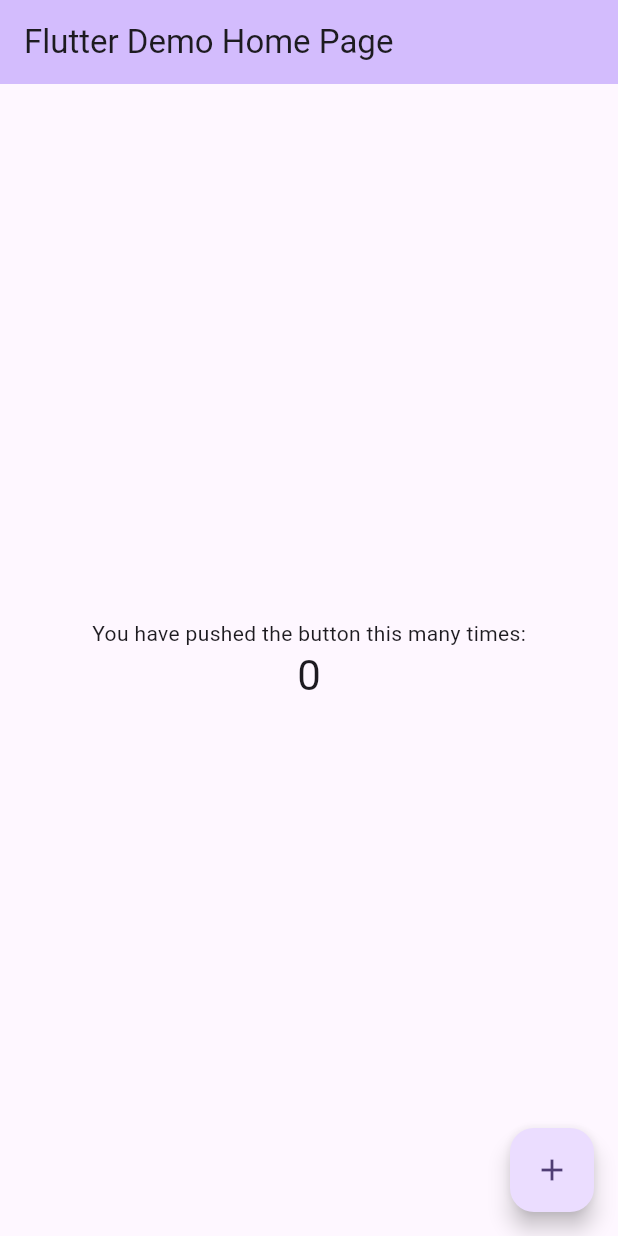
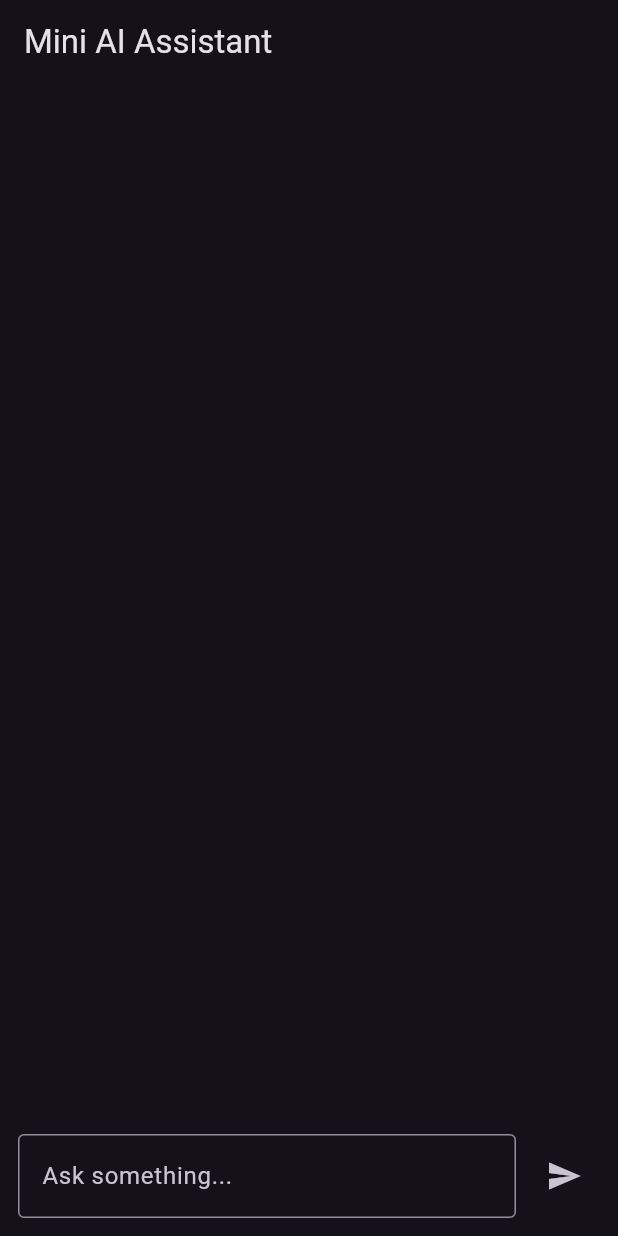
Before and after one commit to delstrinrebello/mini_ai_assistant, a Flutter app: the screen it shows after launch, on a phone screen of 412 x 824 dp. Run offline on Flutter 3.47's test engine with Material 3 defaults, Android fonts, the light colour scheme and no system bars; our stand-ins replace flutter_riverpod.

Commit message:
Initial version without LLM

```diff
--- /dev/null
+++ b/lib/app.dart
@@ -0,0 +1,20 @@
+import 'package:flutter/material.dart';
+
+import 'screens/splash_screen.dart';
+
+class MiniAiAssistantApp extends StatelessWidget {
+  const MiniAiAssistantApp({super.key});
+
+  @override
+  Widget build(BuildContext context) {
+    return MaterialApp(
+      debugShowCheckedModeBanner: false,
+      title: 'Mini AI Assistant',
+      theme: ThemeData(
+        brightness: Brightness.dark,
+        useMaterial3: true,
+      ),
+      home: const SplashScreen(),
+    );
+  }
+}
--- a/lib/main.dart
+++ b/lib/main.dart
@@ -1,122 +1,12 @@
 import 'package:flutter/material.dart';
+import 'package:flutter_riverpod/flutter_riverpod.dart';
+
+import 'app.dart';
 
 void main() {
-  runApp(const MyApp());
+  runApp(
+    const ProviderScope(
+      child: MiniAiAssistantApp(),
+    ),
+  );
 }
-
-class MyApp extends StatelessWidget {
-  const MyApp({super.key});
-
-  // This widget is the root of your application.
-  @override
-  Widget build(BuildContext context) {
-    return MaterialApp(
-      title: 'Flutter Demo',
-      theme: ThemeData(
-        // This is the theme of your application.
-        //
-        // TRY THIS: Try running your application with "flutter run". You'll see
-        // the application has a purple toolbar. Then, without quitting the app,
-        // try changing the seedColor in the colorScheme below to Colors.green
-        // and then invoke "hot reload" (save your changes or press the "hot
-        // reload" button in a Flutter-supported IDE, or press "r" if you used
-        // the command line to start the app).
-        //
-        // Notice that the counter didn't reset back to zero; the application
-        // state is not lost during the reload. To reset the state, use hot
-        // restart instead.
-        //
-        // This works for code too, not just values: Most code changes can be
-        // tested with just a hot reload.
-        colorScheme: .fromSeed(seedColor: Colors.deepPurple),
-      ),
-      home: const MyHomePage(title: 'Flutter Demo Home Page'),
-    );
-  }
-}
-
-class MyHomePage extends StatefulWidget {
-  const MyHomePage({super.key, required this.title});
-
-  // This widget is the home page of your application. It is stateful, meaning
-  // that it has a State object (defined below) that contains fields that affect
-  // how it looks.
-
-  // This class is the configuration for the state. It holds the values (in this
-  // case the title) provided by the parent (in this case the App widget) and
-  // used by the build method of the State. Fields in a Widget subclass are
-  // always marked "final".
-
-  final String title;
-
-  @override
-  State<MyHomePage> createState() => _MyHomePageState();
-}
-
-class _MyHomePageState extends State<MyHomePage> {
-  int _counter = 0;
-
-  void _incrementCounter() {
-    setState(() {
-      // This call to setState tells the Flutter framework that something has
-      // changed in this State, which causes it to rerun the build method below
-      // so that the display can reflect the updated values. If we changed
-      // _counter without calling setState(), then the build method would not be
-      // called again, and so nothing would appear to happen.
-      _counter++;
-    });
-  }
-
-  @override
-  Widget build(BuildContext context) {
-    // This method is rerun every time setState is called, for instance as done
-    // by the _incrementCounter method above.
-    //
-    // The Flutter framework has been optimized to make rerunning build methods
-    // fast, so that you can just rebuild anything that needs updating rather
-    // than having to individually change instances of widgets.
-    return Scaffold(
-      appBar: AppBar(
-        // TRY THIS: Try changing the color here to a specific color (to
-        // Colors.amber, perhaps?) and trigger a hot reload to see the AppBar
-        // change color while the other colors stay the same.
-        backgroundColor: Theme.of(context).colorScheme.inversePrimary,
-        // Here we take the value from the MyHomePage object that was created by
-        // the App.build method, and use it to set our appbar title.
-        title: Text(widget.title),
-      ),
-      body: Center(
-        // Center is a layout widget. It takes a single child and positions it
-        // in the middle of the parent.
-        child: Column(
-          // Column is also a layout widget. It takes a list of children and
-          // arranges them vertically. By default, it sizes itself to fit its
-          // children horizontally, and tries to be as tall as its parent.
-          //
-          // Column has various properties to control how it sizes itself and
-          // how it positions its children. Here we use mainAxisAlignment to
-          // center the children vertically; the main axis here is the vertical
-          // axis because Columns are vertical (the cross axis would be
-          // horizontal).
-          //
-          // TRY THIS: Invoke "debug painting" (choose the "Toggle Debug Paint"
-          // action in the IDE, or press "p" in the console), to see the
-          // wireframe for each widget.
-          mainAxisAlignment: .center,
-          children: [
-            const Text('You have pushed the button this many times:'),
-            Text(
-              '$_counter',
-              style: Theme.of(context).textTheme.headlineMedium,
-            ),
-          ],
-        ),
-      ),
-      floatingActionButton: FloatingActionButton(
-        onPressed: _incrementCounter,
-        tooltip: 'Increment',
-        child: const Icon(Icons.add),
-      ),
-    );
-  }
-}
--- /dev/null
+++ b/lib/screens/chat_screen.dart
@@ -0,0 +1,105 @@
+import 'package:flutter/material.dart';
+import 'package:flutter_riverpod/flutter_riverpod.dart';
+
+import '../providers/chat_provider.dart';
+
+class ChatScreen extends ConsumerStatefulWidget {
+  const ChatScreen({super.key});
+
+  @override
+  ConsumerState<ChatScreen> createState() => _ChatScreenState();
+}
+
+class _ChatScreenState extends ConsumerState<ChatScreen> {
+  final TextEditingController _controller = TextEditingController();
+
+  void _sendMessage() {
+    final text = _controller.text.trim();
+
+    if (text.isEmpty) return;
+
+    ref.read(chatProvider.notifier).sendMessage(text);
+
+    _controller.clear();
+  }
+
+  @override
+  void dispose() {
+    _controller.dispose();
+    super.dispose();
+  }
+
+  @override
+  Widget build(BuildContext context) {
+    final messages = ref.watch(chatProvider);
+
+    return Scaffold(
+      appBar: AppBar(
+        title: const Text('Mini AI Assistant'),
+      ),
+      body: Column(
+        children: [
+          Expanded(
+            child: ListView.builder(
+              padding: const EdgeInsets.all(16),
+              itemCount: messages.length,
+              itemBuilder: (context, index) {
+                final message = messages[index];
+
+                return Align(
+                  alignment: message.isUser
+                      ? Alignment.centerRight
+                      : Alignment.centerLeft,
+                  child: Container(
+                    margin: const EdgeInsets.only(bottom: 10),
+                    padding: const EdgeInsets.symmetric(
+                      horizontal: 14,
+                      vertical: 10,
+                    ),
+                    decoration: BoxDecoration(
+                      color: message.isUser
+                          ? Colors.blue
+                          : Colors.grey.shade800,
+                      borderRadius: BorderRadius.circular(16),
+                    ),
+                    child: Text(
+                      message.text,
+                      style: const TextStyle(
+                        fontSize: 16,
+                      ),
+                    ),
+                  ),
+                );
+              },
+            ),
+          ),
+
+          Padding(
+            padding: const EdgeInsets.all(12),
+            child: Row(
+              children: [
+                Expanded(
+                  child: TextField(
+                    controller: _controller,
+                    decoration: const InputDecoration(
+                      hintText: 'Ask something...',
+                      border: OutlineInputBorder(),
+                    ),
+                    onSubmitted: (_) => _sendMessage(),
+                  ),
+                ),
+
+                const SizedBox(width: 8),
+
+                IconButton(
+                  onPressed: _sendMessage,
+                  icon: const Icon(Icons.send),
+                ),
+              ],
+            ),
+          ),
+        ],
+      ),
+    );
+  }
+}
--- a/pubspec.yaml
+++ b/pubspec.yaml
@@ -34,6 +34,7 @@ dependencies:
   # The following adds the Cupertino Icons font to your application.
   # Use with the CupertinoIcons class for iOS style icons.
   cupertino_icons: ^1.0.8
+  flutter_riverpod: ^3.4.2
 
 dev_dependencies:
   flutter_test:
```
Also changed, not shown: lib/providers/chat_provider.dart (added, +43 -0 lines), lib/screens/splash_screen.dart (added, +45 -0 lines), pubspec.lock.
